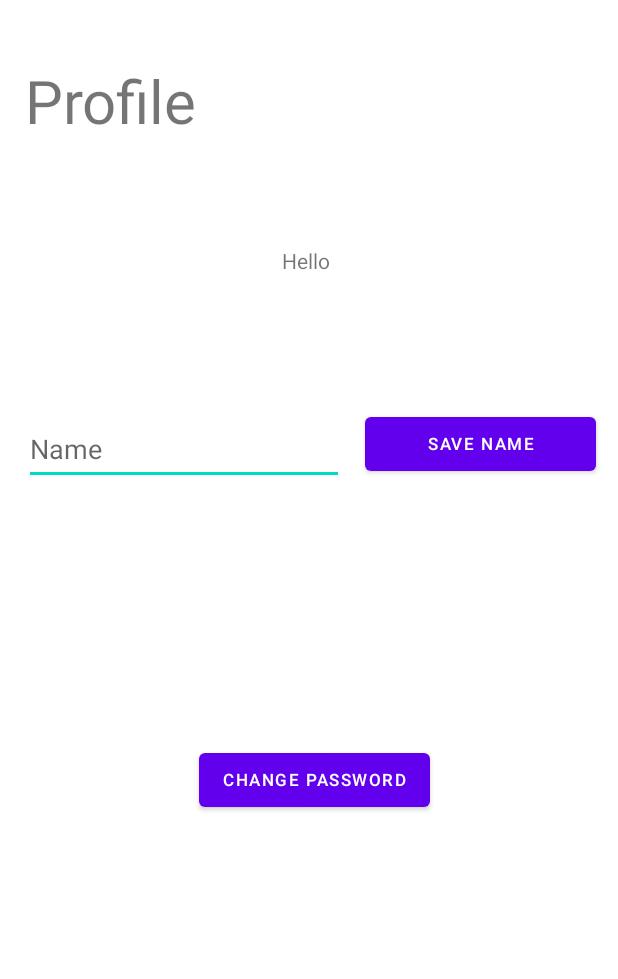
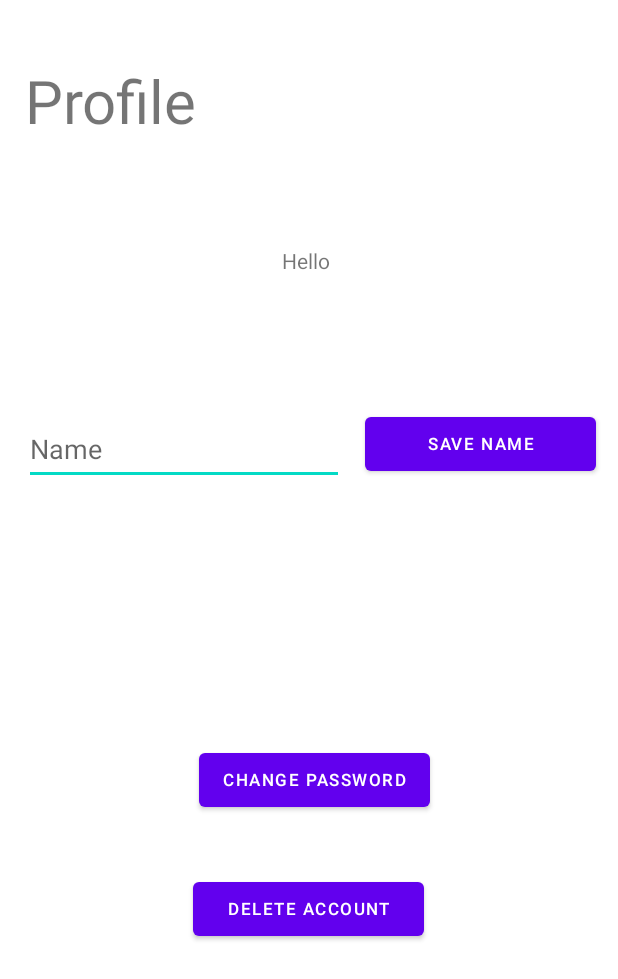
Before and after one commit to DLSUARNOLD/Flush, an Android app: the Profile screen opened directly, with no data from a screen before it, on a phone screen of 412 x 824 dp. Shown: the top 979 px of the screen. Run offline under Robolectric (Android 15) with nearby library versions, the light colour scheme and no system bars; our stand-ins replace Firebase (no records; nobody signed in at launch, a user with empty details on screens opened directly); 2 statements that could not run were skipped.

Commit message:
working version with revised register and profile ++delete account now available

```diff
--- a/app/src/main/java/com/example/mobdeveapplication/Profile.kt
+++ b/app/src/main/java/com/example/mobdeveapplication/Profile.kt
@@ -1,5 +1,6 @@
 package com.example.mobdeveapplication
 import android.annotation.SuppressLint
+import android.content.Intent
 import android.os.Bundle
 import android.util.Log
 import android.widget.Toast
@@ -7,6 +8,7 @@ import androidx.appcompat.app.AppCompatActivity
 import com.example.mobdeveapplication.databinding.ProfileBinding
 import com.example.mobdeveapplication.datasets.Globals
 import com.google.firebase.auth.FirebaseAuth
+import com.google.firebase.auth.ktx.userProfileChangeRequest
 import com.google.firebase.database.*
 import kotlinx.android.synthetic.main.profile.*
 
@@ -31,14 +33,20 @@ class Profile : AppCompatActivity() {
                     email = it.child("email").value as String
                     binding.Greetingbox.text = "Hello ${email}"
         }
-        save_name.setOnClickListener {
-            firebaseDatabase.getReference("User").child(auth.uid.toString()).child("name").setValue(binding.textName.text.toString()).addOnSuccessListener {
-                Toast.makeText(this,"Name change has been saved",Toast.LENGTH_LONG).show()
-            }
+        binding.savepassword.setOnClickListener {
+            val profileupdate = userProfileChangeRequest {displayName = binding.textName.text.toString()}
+            auth.currentUser?.updateProfile(profileupdate)!!
         }
-        savepassword.setOnClickListener {
+        binding.savepassword.setOnClickListener {
             auth.sendPasswordResetEmail(email)
             Toast.makeText(this,"An email has been sent to your email",Toast.LENGTH_LONG).show()
+        }
+        binding.delAcc.setOnClickListener {
+            firebaseDatabase.getReference("User").child(auth.currentUser!!.uid).removeValue()
+            auth.currentUser!!.delete()
+            auth.signOut()
+            val okays = Intent(this,Registerform::class.java)
+            startActivity(okays)
         }
 
     }
--- a/app/src/main/java/com/example/mobdeveapplication/Registerform.kt
+++ b/app/src/main/java/com/example/mobdeveapplication/Registerform.kt
@@ -47,6 +47,12 @@ class Registerform : AppCompatActivity() {
                                 val user = auth.currentUser
                                 val profileupdate = userProfileChangeRequest {displayName = binding.namebox.text.toString()}
                                 user?.updateProfile(profileupdate)!!
+                                val ref = FirebaseDatabase.getInstance("https://mobdeve-application-default-rtdb.asia-southeast1.firebasedatabase.app/").getReference("User")
+                                    ref.child(auth.currentUser!!.uid).setValue("").addOnCompleteListener(this){
+                                        Toast.makeText(this,"User Saved", Toast.LENGTH_SHORT).show()
+                                    }.addOnFailureListener(this) {
+                                        Toast.makeText(this,"Error", Toast.LENGTH_SHORT).show()
+                                    }
                                 //updateUI(user)
                             } else
                             {
--- a/app/src/main/res/layout/profile.xml
+++ b/app/src/main/res/layout/profile.xml
@@ -2,7 +2,6 @@
 <androidx.constraintlayout.widget.ConstraintLayout
     xmlns:android="http://schemas.android.com/apk/res/android"
     xmlns:app="http://schemas.android.com/apk/res-auto"
-    xmlns:tools="http://schemas.android.com/tools"
     android:layout_width="match_parent"
     android:layout_height="match_parent">
 
@@ -31,6 +30,20 @@
         app:layout_constraintStart_toStartOf="parent"
         app:layout_constraintTop_toBottomOf="@+id/Greetingbox"
         app:layout_constraintVertical_bias="1.0" />
+
+    <Button
+        android:id="@+id/del_acc"
+        android:layout_width="154dp"
+        android:layout_height="48dp"
+        android:layout_marginBottom="180dp"
+        android:text="@string/delete_account"
+        android:textSize="11sp"
+        app:layout_constraintBottom_toBottomOf="parent"
+        app:layout_constraintEnd_toEndOf="parent"
+        app:layout_constraintHorizontal_bias="0.498"
+        app:layout_constraintStart_toStartOf="parent"
+        app:layout_constraintTop_toBottomOf="@+id/savepassword"
+        app:layout_constraintVertical_bias="0.73" />
 
     <TextView
         android:id="@+id/text_profile"
--- a/app/src/main/res/values/strings.xml
+++ b/app/src/main/res/values/strings.xml
@@ -15,4 +15,6 @@
     <string name="create_account">Create Account</string>
     <string name="user_registration">User Registration</string>
     <string name="already_registered_sign_in">Already Registered? Sign In</string>
+    <string name="logout">Logout</string>
+    <string name="delete_account">Delete Account</string>
 </resources>
```
Also changed, not shown: app/src/main/java/com/example/mobdeveapplication/History.kt (+9 -13 lines).
